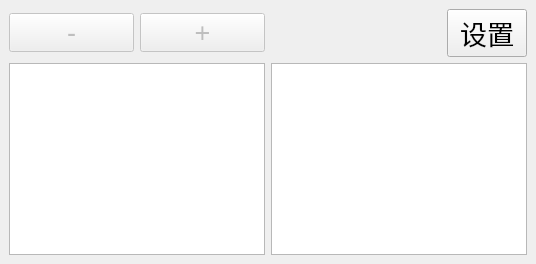
Old version of the form embedded-user/src/qt-frontend/window/main_window.ui in the repository UnnamedOrange/Embedded-Term-Project.
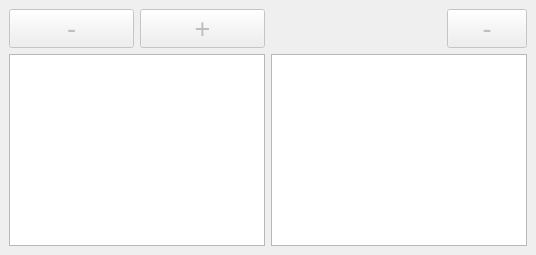
New version of the form.

Commit message: Implement deleting views

What changed in the file:
```diff
--- a/embedded-user/src/qt-frontend/window/main_window.ui
+++ b/embedded-user/src/qt-frontend/window/main_window.ui
@@ -51,14 +51,17 @@
      </spacer>
     </item>
     <item row="0" column="3">
-     <widget class="QPushButton" name="button_settings">
+     <widget class="QPushButton" name="button_remove_view">
+      <property name="enabled">
+       <bool>false</bool>
+      </property>
       <property name="font">
        <font>
         <pointsize>20</pointsize>
        </font>
       </property>
       <property name="text">
-       <string>设置</string>
+       <string>-</string>
       </property>
      </widget>
     </item>
```
The commit also changes 2 other files.
